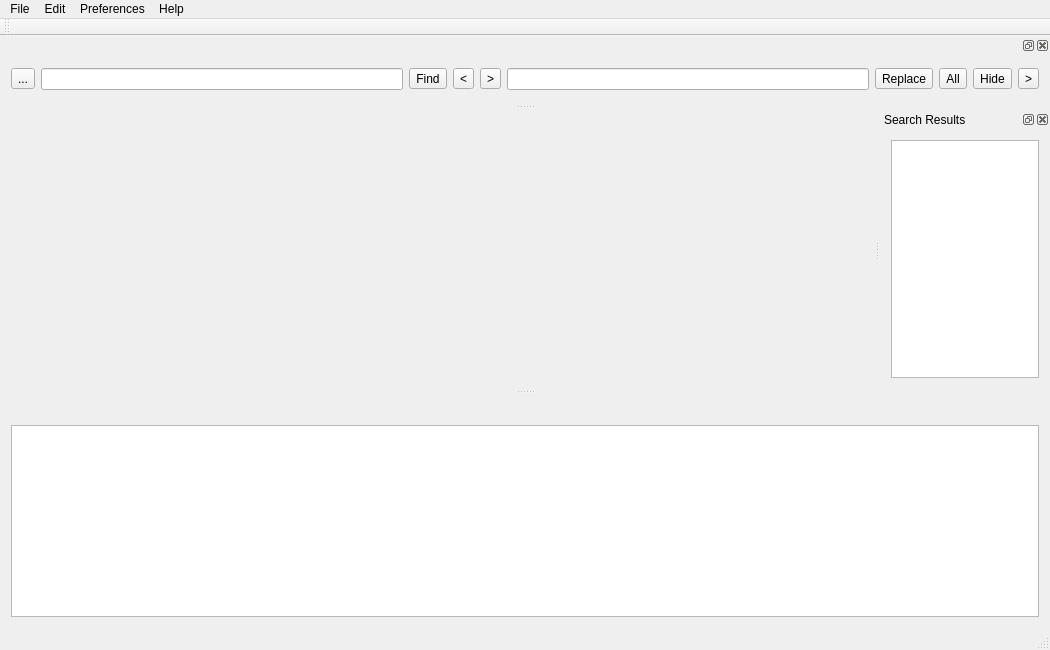
First picture: the form in mainwindow.ui, repository ic005k/Xplist, before the edit.
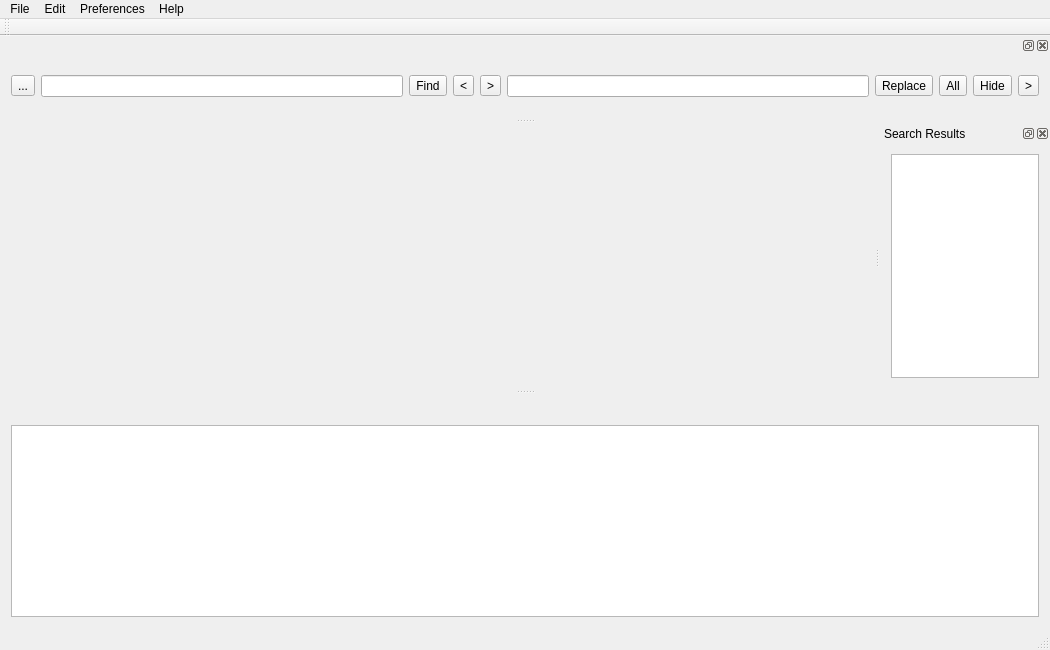
Second picture: the form after the edit. Icons and pictures are not drawn.

The edit to the form file:
```diff
--- a/mainwindow.ui
+++ b/mainwindow.ui
@@ -179,8 +179,8 @@
   <widget class="QDockWidget" name="dockWidgetFindReplace">
    <property name="minimumSize">
     <size>
-     <width>397</width>
-     <height>68</height>
+     <width>639</width>
+     <height>82</height>
     </size>
    </property>
    <attribute name="dockWidgetArea">
@@ -268,8 +268,8 @@
   <widget class="QDockWidget" name="dockShowSearchResults">
    <property name="minimumSize">
     <size>
-     <width>130</width>
-     <height>117</height>
+     <width>135</width>
+     <height>166</height>
     </size>
    </property>
    <property name="maximumSize">
```
Left out of the diff: 14 changed lines with no effect on the pictures.
